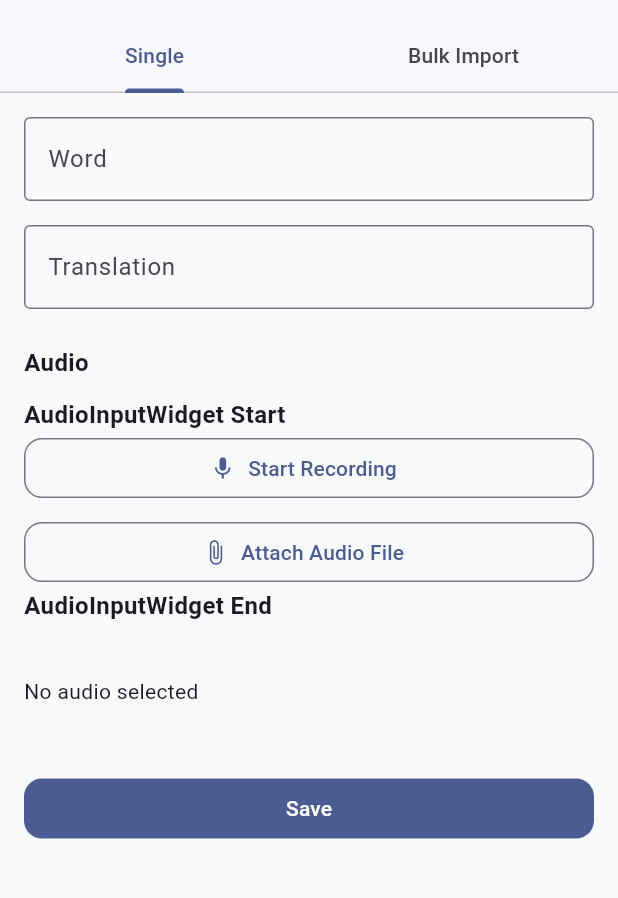
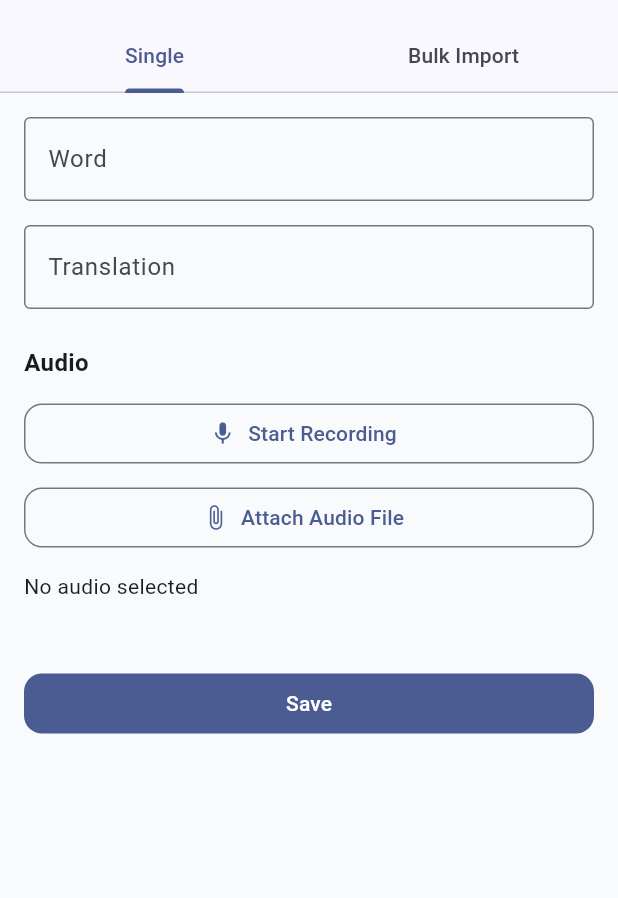
Before and after one commit to 45number/Voca, a Flutter app: the AddWordPage screen opened directly with empty values, on a phone screen of 412 x 824 dp, the part 63-961 px from its top. Run offline on Flutter 3.47's test engine with Material 3 defaults, Android fonts, the phone set to English and light mode, and no system bars; our stand-ins replace audioplayers, drift, file_picker; missing offline and left inert: ffmpeg_kit_flutter_new, just_waveform, record; accounts and stored records are empty; generated files the repository leaves out were written again.

Commit message:
Refactored to include only AudioEditorControllder and AudioInputWidget

```diff
--- a/lib/features/words/single_word_tab.dart
+++ b/lib/features/words/single_word_tab.dart
@@ -3,7 +3,6 @@ import 'package:flutter/material.dart';
 import '../../core/database/database_provider.dart';
 import '../../shared/audio/controllers/audio_editor_controller.dart';
 import '../../shared/audio/exporters/passthrough_exporter.dart';
-import '../../shared/audio/widgets/audio_editor_widget.dart';
 import '../../shared/audio/widgets/audio_input_widget.dart';
 
 class SingleWordTab extends StatefulWidget {
@@ -29,9 +28,7 @@ class _SingleWordTabState extends State<SingleWordTab> {
   void dispose() {
     wordController.dispose();
     translationController.dispose();
-
     editor.dispose();
-
     super.dispose();
   }
 
@@ -66,110 +63,8 @@ class _SingleWordTabState extends State<SingleWordTab> {
         ),
 
         const SizedBox(height: 12),
-        ///////////////////////////////////
-        const Text(
-          'AudioInputWidget Start',
-          style: TextStyle(fontSize: 16, fontWeight: FontWeight.w600),
-        ),
+
         AudioInputWidget(controller: editor),
-        const Text(
-          'AudioInputWidget End',
-          style: TextStyle(fontSize: 16, fontWeight: FontWeight.w600),
-        ),
-
-        const SizedBox(height: 24),
-
-        /////////////////////////////
-        // AnimatedBuilder(
-        //   animation: editor,
-        //   builder: (_, __) {
-        //     if (editor.isRecording) {
-        //       return FilledButton.icon(
-        //         onPressed: stopRecording,
-        //         icon: const Icon(Icons.stop),
-        //         label: const Text('Stop Recording'),
-        //       );
-        //     }
-
-        //     return OutlinedButton.icon(
-        //       onPressed: startRecording,
-        //       icon: const Icon(Icons.mic),
-        //       label: const Text('Start Recording'),
-        //     );
-        //   },
-        // ),
-
-        // AnimatedBuilder(
-        //   animation: editor,
-        //   builder: (_, __) {
-        //     if (!editor.isRecording) {
-        //       return const SizedBox();
-        //     }
-
-        //     return Container(
-        //       height: 80,
-        //       margin: const EdgeInsets.only(top: 12, bottom: 12),
-        //       padding: const EdgeInsets.symmetric(horizontal: 8),
-        //       decoration: BoxDecoration(
-        //         border: Border.all(
-        //           color: Theme.of(context).colorScheme.outline,
-        //         ),
-        //         borderRadius: BorderRadius.circular(12),
-        //       ),
-        //       child: Row(
-        //         crossAxisAlignment: CrossAxisAlignment.end,
-        //         children: editor.liveWaveform.map((value) {
-        //           final normalized = ((value + 60) / 60).clamp(0.05, 1.0);
-
-        //           return Expanded(
-        //             child: Padding(
-        //               padding: const EdgeInsets.symmetric(horizontal: 1),
-        //               child: Container(
-        //                 height: normalized * 60,
-        //                 decoration: BoxDecoration(
-        //                   color: Theme.of(context).colorScheme.primary,
-        //                   borderRadius: BorderRadius.circular(2),
-        //                 ),
-        //               ),
-        //             ),
-        //           );
-        //         }).toList(),
-        //       ),
-        //     );
-        //   },
-        // ),
-        // const SizedBox(height: 8),
-
-        // OutlinedButton.icon(
-        //   onPressed: pickAudioFile,
-        //   icon: const Icon(Icons.attach_file),
-        //   label: const Text('Attach Audio File'),
-        // ),
-        const SizedBox(height: 12),
-
-        AnimatedBuilder(
-          animation: editor,
-          builder: (_, __) {
-            return Text(
-              editor.selectedAudioFile == null
-                  ? 'No audio selected'
-                  : editor.selectedAudioFile!.split('\\').last,
-            );
-          },
-        ),
-
-        const SizedBox(height: 12),
-
-        AnimatedBuilder(
-          animation: editor,
-          builder: (_, __) {
-            if (editor.waveform.isEmpty) {
-              return const SizedBox();
-            }
-
-            return AudioEditorWidget(controller: editor);
-          },
-        ),
 
         const SizedBox(height: 32),
 
@@ -187,54 +82,21 @@ class _SingleWordTabState extends State<SingleWordTab> {
     );
   }
 
-  Future<void> startRecording() async {
-    final success = await editor.startRecording();
-
-    if (!success) {
-      if (!mounted) {
-        return;
-      }
-
-      ScaffoldMessenger.of(context).showSnackBar(
-        const SnackBar(content: Text('Microphone permission denied')),
-      );
-
-      return;
-    }
-  }
-
-  Future<void> stopRecording() async {
-    final success = await editor.stopRecording();
-
-    if (!success) {
-      return;
-    }
-  }
-
-  Future<void> pickAudioFile() async {
-    await editor.importAudioFile();
-  }
-
   Future<void> save() async {
     final word = wordController.text.trim();
-
     final translation = translationController.text.trim();
-
     if (word.isEmpty || translation.isEmpty) {
       return;
     }
-
     setState(() {
       isSaving = true;
     });
-
     await wordRepository.createWord(
       folderId: widget.folderId,
       word: word,
       translation: translation,
       audioFile: editor.selectedAudioFile,
     );
-
     if (mounted) {
       Navigator.pop(context, true);
     }
--- a/lib/shared/audio/widgets/audio_input_widget.dart
+++ b/lib/shared/audio/widgets/audio_input_widget.dart
@@ -1,6 +1,7 @@
 import 'package:flutter/material.dart';
 
 import '../controllers/audio_editor_controller.dart';
+import 'audio_editor_widget.dart';
 
 class AudioInputWidget extends StatelessWidget {
   final AudioEditorController controller;
@@ -93,6 +94,18 @@ class AudioInputWidget extends StatelessWidget {
                 label: const Text('Attach Audio File'),
               ),
             ),
+            const SizedBox(height: 12),
+
+            Text(
+              controller.selectedAudioFile == null
+                  ? 'No audio selected'
+                  : controller.selectedAudioFile!.split('\\').last,
+            ),
+
+            const SizedBox(height: 12),
+
+            if (controller.waveform.isNotEmpty)
+              AudioEditorWidget(controller: controller),
           ],
         );
       },
```
